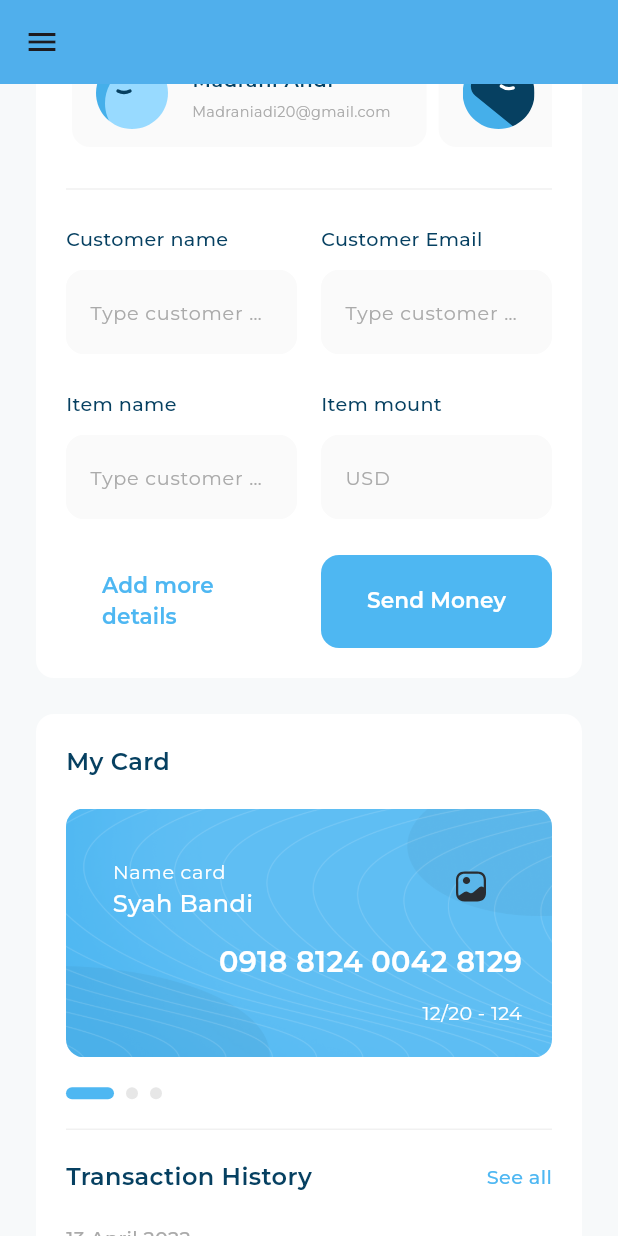
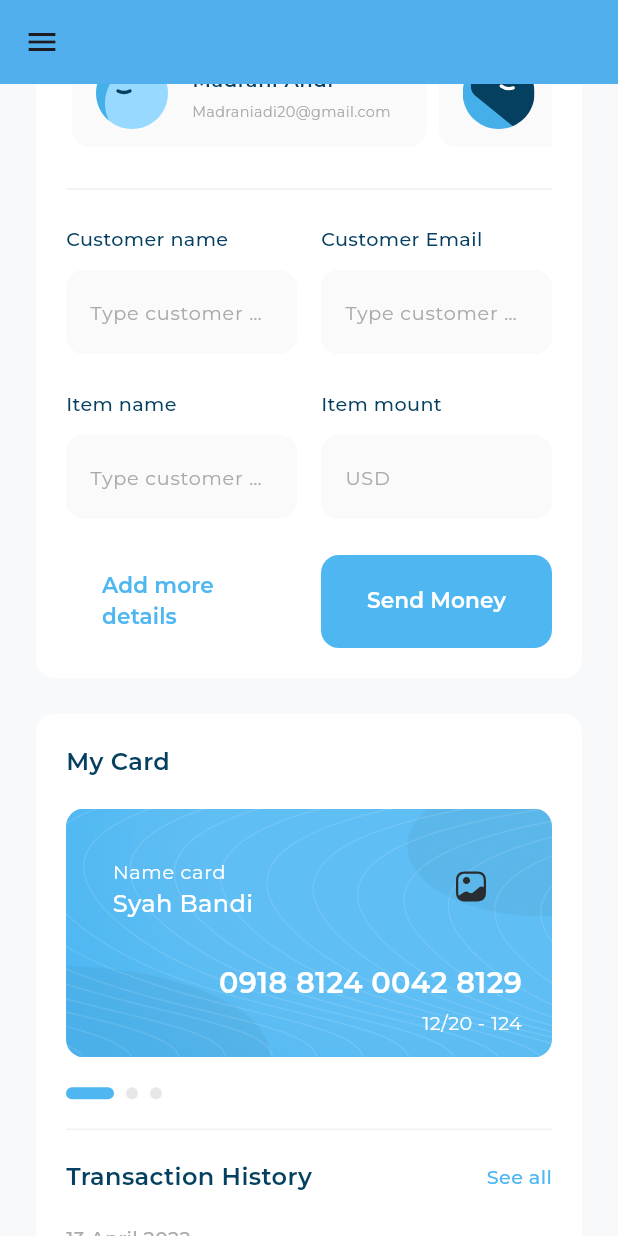
Before and after one commit to yehiaelashmawy/responsev_dash_bord, a Flutter app: the screen it shows after launch, scrolled down 576 dp, on a phone screen of 412 x 824 dp. Run offline on Flutter 3.47's test engine with Material 3 defaults, Android fonts, the light colour scheme and no system bars; drawn by our look-alikes of expandable_page_view; our stand-ins replace fl_chart, flutter_svg.

Commit message:
responsev desktop done

```diff
--- a/lib/widgets/my_card.dart
+++ b/lib/widgets/my_card.dart
@@ -23,7 +23,6 @@
         ),
         child: Column(
           crossAxisAlignment: CrossAxisAlignment.end,
-
           children: [
             ListTile(
               contentPadding: EdgeInsets.only(right: 42, left: 31, top: 16),
@@ -44,7 +43,6 @@
               padding: const EdgeInsets.only(right: 20.0),
               child: Column(
                 crossAxisAlignment: CrossAxisAlignment.end,
-
                 children: [
                   Text(
                     '0918 8124 0042 8129',
@@ -52,7 +50,7 @@
                       context,
                     ).copyWith(color: Colors.white),
                   ),
-                  SizedBox(height: 12),
+                  SizedBox(height: 5),
                   Text(
                     '12/20 - 124',
                     style: AppStyle.styleRegular16(
@@ -63,7 +61,7 @@
               ),
             ),
 
-            SizedBox(height: 27),
+            Flexible(child: SizedBox(height: 27)),
           ],
         ),
       ),
```
